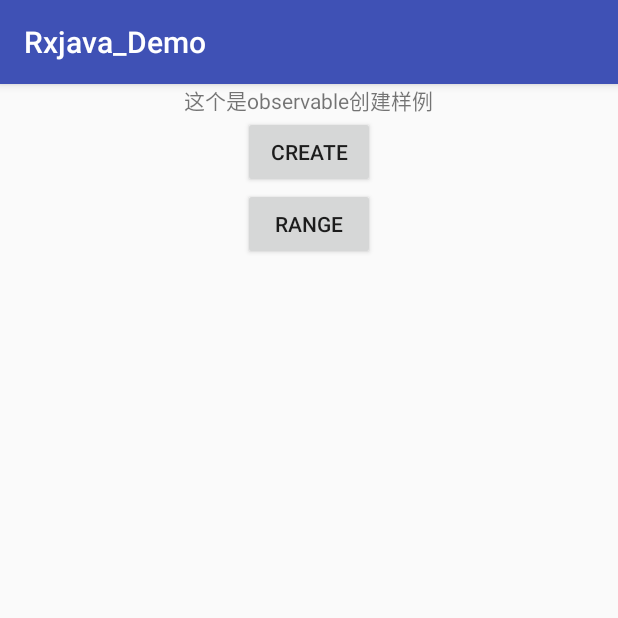
After one commit to cslongjian/android_customview, an Android app: the fragment ObservableCreateFragment shown on its own in the app's theme, on a phone screen of 412 x 824 dp, the top half of it. The commit adds this screen. Run offline under Robolectric (Android 15) with nearby library versions, the phone set to English and light mode, and no system bars; libraries missing offline, so code that uses them is left out: rx.android.schedulers, rx.functions, rx.schedulers; 2 statements that could not run were skipped.

Commit message:
界面修改

```diff
--- a/Rxjava_Demo/app/src/main/AndroidManifest.xml
+++ b/Rxjava_Demo/app/src/main/AndroidManifest.xml
@@ -16,7 +16,7 @@
             </intent-filter>
         </activity>
 
-        <activity android:name=".ObserableMethodActivity"/>
+        <activity android:name=".ObservableMethodActivity"/>
     </application>
 
 </manifest>
--- a/Rxjava_Demo/app/src/main/java/com/rxjava/chenlongjian/rxjava_demo/MainActivity.java
+++ b/Rxjava_Demo/app/src/main/java/com/rxjava/chenlongjian/rxjava_demo/MainActivity.java
@@ -43,7 +43,7 @@ public class MainActivity extends AppCompatActivity {
         btn2.setOnClickListener(new View.OnClickListener() {
             @Override
             public void onClick(View v) {
-                Intent intent = new Intent(MainActivity.this, ObserableMethodActivity.class);
+                Intent intent = new Intent(MainActivity.this, ObservableMethodActivity.class);
                 startActivity(intent);
             }
         });
--- a/Rxjava_Demo/app/src/main/java/com/rxjava/chenlongjian/rxjava_demo/ObserableMethodActivity.java
+++ b/Rxjava_Demo/app/src/main/java/com/rxjava/chenlongjian/rxjava_demo/ObservableMethodActivity.java
@@ -2,13 +2,14 @@ package com.rxjava.chenlongjian.rxjava_demo;
 
 import android.os.Bundle;
 import android.support.annotation.Nullable;
-import android.support.v4.app.Fragment;
 import android.support.v4.app.FragmentActivity;
+
+import com.rxjava.chenlongjian.rxjava_demo.fragment.MainFragment;
 
 /**
  * Created by chenlongjian on 2016/7/6.
  */
-public class ObserableMethodActivity extends FragmentActivity {
+public class ObservableMethodActivity extends FragmentActivity {
 
     @Override
     protected void onCreate(@Nullable Bundle savedInstanceState) {
--- /dev/null
+++ b/Rxjava_Demo/app/src/main/java/com/rxjava/chenlongjian/rxjava_demo/fragment/ObservableCreateFragment.java
@@ -0,0 +1,216 @@
+package com.rxjava.chenlongjian.rxjava_demo.fragment;
+
+import android.content.Context;
+import android.os.Bundle;
+import android.os.Handler;
+import android.os.Looper;
+import android.support.annotation.Nullable;
+import android.support.v4.app.Fragment;
+import android.view.LayoutInflater;
+import android.view.View;
+import android.view.ViewGroup;
+import android.widget.ArrayAdapter;
+import android.widget.Button;
+import android.widget.ListView;
+
+import com.rxjava.chenlongjian.rxjava_demo.R;
+
+import java.util.ArrayList;
+import java.util.List;
+import java.util.Random;
+
+import rx.Observable;
+import rx.Subscriber;
+import rx.Subscription;
+import rx.android.schedulers.AndroidSchedulers;
+import rx.functions.Func0;
+import rx.schedulers.Schedulers;
+
+/**
+ * Created by chenlongjian on 2016/7/7.
+ */
+public class ObservableCreateFragment extends Fragment implements View.OnClickListener {
+
+    private Button createbtn;
+    private Button mRangebtn;
+
+
+    private LogAdapter _adapter;
+    private List<String> _logs;
+    private ListView _logsList;
+
+    private Subscription mSubscription; //用于解绑
+
+    private Subscriber subscriber = new Subscriber() {
+        @Override
+        public void onCompleted() {
+            _log("触发结束条件,或者自动调用");
+        }
+
+        @Override
+        public void onError(Throwable e) {
+            _log(e.toString());
+        }
+
+        @Override
+        public void onNext(Object o) {
+            _log(o.toString());
+
+        }
+    };
+
+    private Subscriber mRangeSubscriber = new Subscriber() {
+        @Override
+        public void onCompleted() {
+            _log("触发结束条件,或者自动调用");
+        }
+
+        @Override
+        public void onError(Throwable e) {
+            _log(e.toString());
+        }
+
+        @Override
+        public void onNext(Object o) {
+            _log("range--:"+o.toString());
+
+        }
+    };
+
+
+
+    @Nullable
+    @Override
+    public View onCreateView(LayoutInflater inflater, @Nullable ViewGroup container, @Nullable Bundle savedInstanceState) {
+        View layout = inflater.inflate(R.layout.fragment_observablecreate, container, false);
+
+        initView(layout);
+
+        return  layout;
+    }
+
+    void initView(View view)
+    {
+        createbtn = (Button)view.findViewById(R.id.create);
+        createbtn.setOnClickListener(this);
+
+        mRangebtn = (Button)view.findViewById(R.id.range);
+        mRangebtn.setOnClickListener(this);
+
+        _logsList = (ListView)view.findViewById(R.id.log_list);
+        _setupLogger();
+    }
+
+    @Override
+    public void onClick(View v) {
+        switch (v.getId())
+        {
+            case R.id.create:
+                    mSubscription = createObserver()
+                            .subscribeOn(Schedulers.io()) //设置跑在IO线程，属于后台操作
+                            .observeOn(AndroidSchedulers.mainThread()) //设置跑在主线程，用于刷新UI
+                            .subscribe(subscriber);
+                //不设置的情况下，都跑在主线程中。
+//                createObserver().subscribe(subscriber);
+                break;
+            case R.id.range:
+                    mSubscription =  rangeObserver().subscribe(mRangeSubscriber);
+                break;
+            default:
+                break;
+        }
+    }
+
+
+    private Observable<Integer> createObserver() {
+        return Observable.create(new Observable.OnSubscribe<Integer>() {
+            @Override
+            public void call(Subscriber<? super Integer> subscriber) {
+                if (!subscriber.isUnsubscribed()) {
+                    for (int i = 0; i < 5; i++) {
+                        int temp = new Random().nextInt(10);
+                        if (temp > 8) {
+                            //if value>8, we make an error
+                            subscriber.onError(new Throwable("value >8"));
+                            break;
+                        } else {
+                            subscriber.onNext(temp);
+                            _log("call"+temp);
+                        }
+                        // on error,complete the job
+                        if (i == 4) {
+                            subscriber.onCompleted();
+                        }
+                    }
+                }
+            }
+        });
+    }
+
+    private Observable<Integer> rangeObserver()
+    {
+        return Observable.range(1,5);
+    }
+
+
+    private Observable<Integer> deferObserver()
+    {
+        return Observable.defer(new Func0<Observable<Integer>>() {
+            @Override
+            public Observable<Integer> call() {
+                //延时出来了，内部要返回一个Observable
+               return  Observable.create(new Observable.OnSubscribe<Integer>() {
+                   @Override
+                   public void call(Subscriber<? super Integer> subscriber) {
+                       subscriber.onNext(123);
+                       subscriber.onCompleted();
+                   }
+               });
+            }
+        });
+    }
+
+
+    ///log日志 部分
+    private void _log(String logMsg) {
+
+        if (_isCurrentlyOnMainThread()) {
+            _logs.add(0, logMsg + " (main thread) ");
+            _adapter.clear();
+            _adapter.addAll(_logs);
+        } else {
+            _logs.add(0, logMsg + " (NOT main thread) ");
+
+            // You can only do below stuff on main thread.
+            new Handler(Looper.getMainLooper()).post(new Runnable() {
+
+                @Override
+                public void run() {
+                    _adapter.clear();
+                    _adapter.addAll(_logs);
+                }
+            });
+        }
+    }
+
+    private void _setupLogger() {
+        _logs = new ArrayList<String>();
+        _adapter = new LogAdapter(getContext(), new ArrayList<String>());
+        _logsList.setAdapter(_adapter);
+    }
+
+    private boolean _isCurrentlyOnMainThread() {
+        return Looper.myLooper() == Looper.getMainLooper();
+    }
+
+
+    private class LogAdapter
+            extends ArrayAdapter<String> {
+
+        public LogAdapter(Context context, List<String> logs) {
+            super(context, R.layout.item_log, R.id.item_log, logs);
+        }
+    }
+
+
+}
--- /dev/null
+++ b/Rxjava_Demo/app/src/main/res/layout/fragment_observablecreate.xml
@@ -0,0 +1,39 @@
+<?xml version="1.0" encoding="utf-8"?>
+<LinearLayout xmlns:android="http://schemas.android.com/apk/res/android"
+    android:layout_width="match_parent"
+    android:layout_height="match_parent">
+
+    <LinearLayout
+        android:layout_width="match_parent"
+        android:layout_height="match_parent"
+        android:orientation="vertical">
+
+        <TextView
+            android:layout_width="wrap_content"
+            android:layout_height="wrap_content"
+            android:layout_gravity="center"
+            android:text="这个是observable创建样例" />
+
+        <Button
+            android:id="@+id/create"
+            android:layout_width="wrap_content"
+            android:layout_height="wrap_content"
+            android:layout_gravity="center"
+            android:text="create"/>
+
+        <Button
+            android:id="@+id/range"
+            android:layout_width="wrap_content"
+            android:layout_height="wrap_content"
+            android:layout_gravity="center"
+            android:text="range"/>
+
+
+        <ListView
+            android:id="@+id/log_list"
+            android:layout_width="wrap_content"
+            android:layout_height="wrap_content"></ListView>
+
+    </LinearLayout>
+
+</LinearLayout>
```
Also changed, not shown: Rxjava_Demo/app/src/main/java/com/rxjava/chenlongjian/rxjava_demo/MainFragment.java (deleted, +0 -22 lines), Rxjava_Demo/app/src/main/java/com/rxjava/chenlongjian/rxjava_demo/fragment/MainFragment.java (added, +60 -0 lines).
